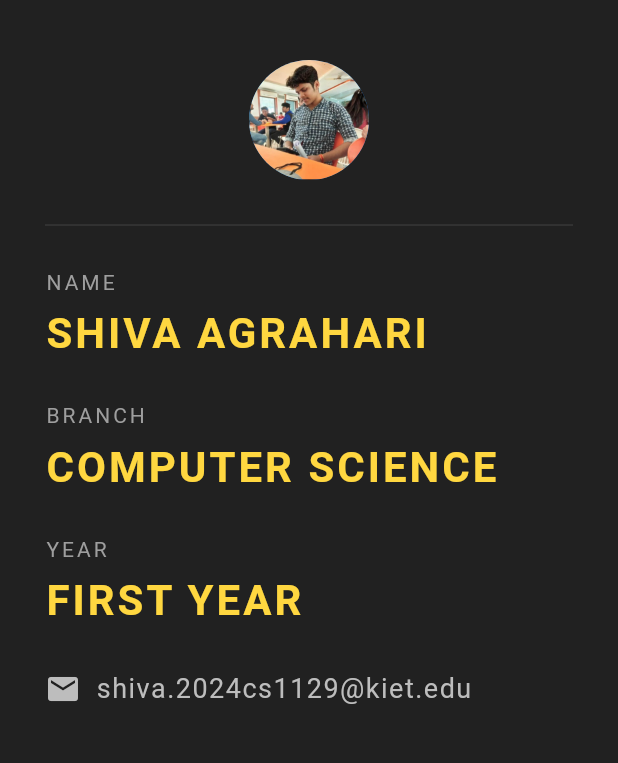
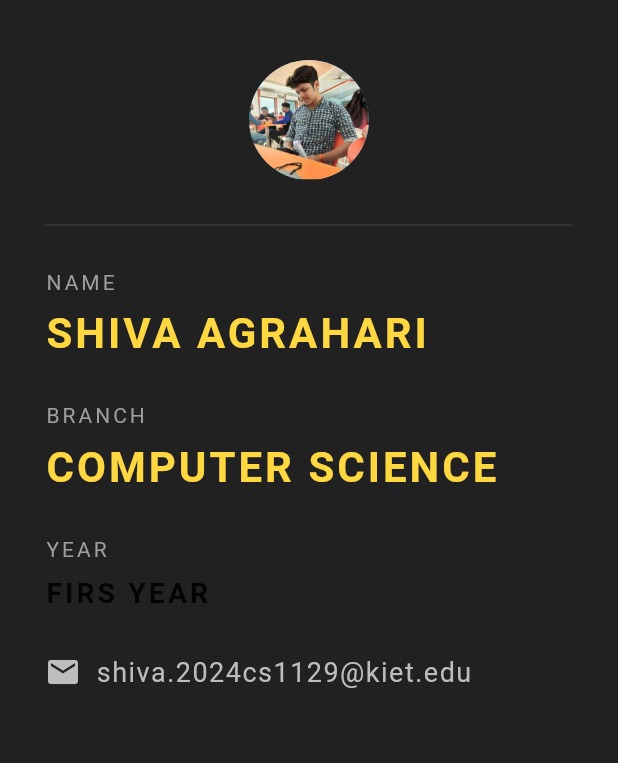
Before and after one commit to shivaAg04/kiet-id-card, a Flutter app: the screen it shows after launch, on a phone screen of 412 x 824 dp, the part 84-847 px from its top. Run offline on Flutter 3.47's test engine with Material 2 defaults, Android fonts, the light colour scheme and no system bars.

Commit message:
first commit

```diff
--- a/lib/main.dart
+++ b/lib/main.dart
@@ -75,11 +75,11 @@ class KietIdCard extends StatelessWidget {
             ),
             SizedBox(height: 10.0),
             Text(
-              'FIRST YEAR',
+              'FIRS YEAR',
               style: TextStyle(
-                color: Colors.amberAccent[200],
+                color: Colors.amberAccent[900],
                 fontWeight: FontWeight.bold,
-                fontSize: 28.0,
+                fontSize: 19.0,
                 letterSpacing: 2.0,
               ),
             ),
```
